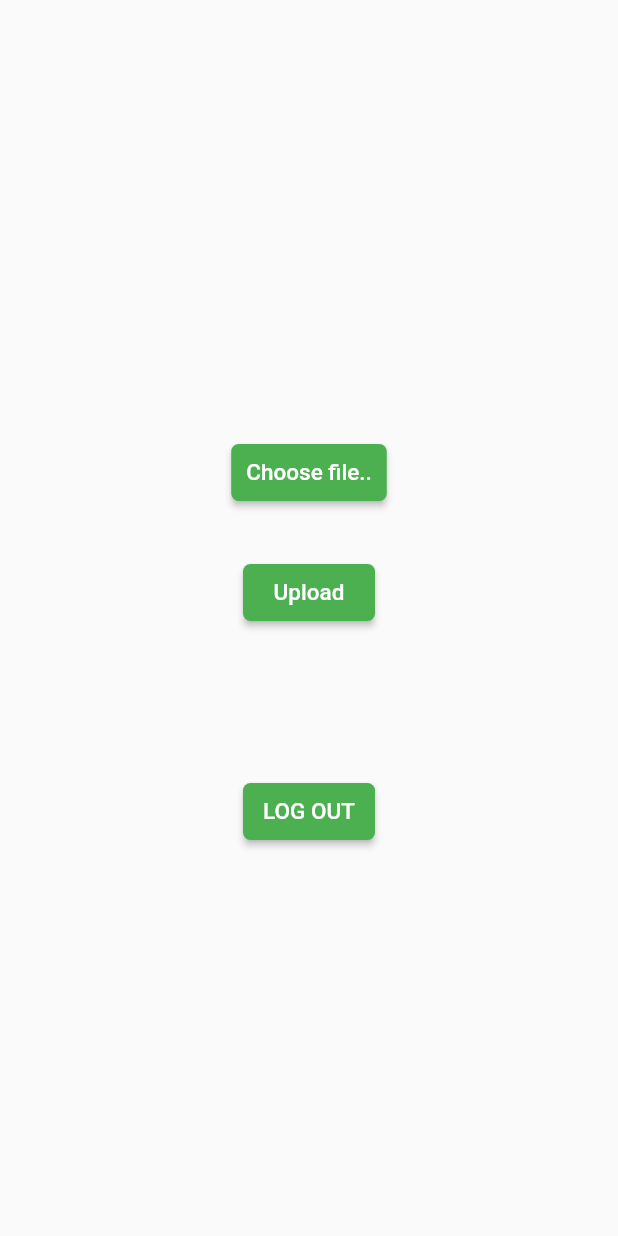
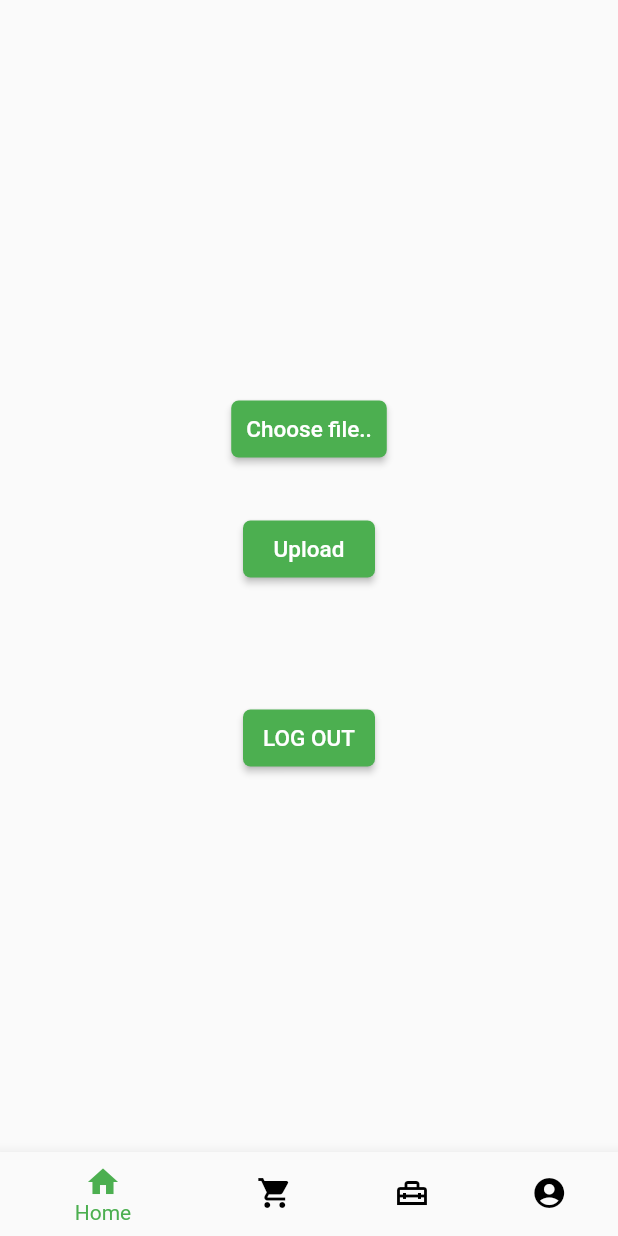
Before and after one commit to tunguyen261/SWD_mobile, a Flutter app: the screen it shows once a user with an empty profile is signed in, on a phone screen of 412 x 824 dp. Run offline on Flutter 3.47's test engine with Material 2 defaults, Android fonts, the phone set to English and light mode, and no system bars; our stand-ins replace file_picker, firebase_auth, firebase_core, firebase_messaging, firebase_storage, google_sign_in; accounts and stored records are empty.

Commit message:
fix bug add nav

```diff
--- a/lib/auth_service.dart
+++ b/lib/auth_service.dart
@@ -33,9 +33,11 @@ class AuthService{
     final credential = GoogleAuthProvider.credential(
       accessToken: googleAuth.accessToken,
       idToken: googleAuth.idToken,
+
     );
+    print("tokenUS: ${googleAuth.idToken}");
+    // Once signed in, return the UserCredential
 
-    // Once signed in, return the UserCredential
     return await FirebaseAuth.instance.signInWithCredential(credential);
   }
 
--- a/lib/pages/home_page.dart
+++ b/lib/pages/home_page.dart
@@ -53,7 +53,7 @@ class _HomePageState extends State<HomePage> {
 
                 ),
               ),
-            const SizedBox(height: 32,),
+            const SizedBox(height: 10,),
 
             MaterialButton(
               padding: const EdgeInsets.all(10),
@@ -97,7 +97,7 @@ class _HomePageState extends State<HomePage> {
                   color: Colors.black87),
             ),
             const SizedBox(
-              height: 30,
+              height: 10,
             ),
             MaterialButton(
               padding: const EdgeInsets.all(10),
@@ -115,6 +115,31 @@ class _HomePageState extends State<HomePage> {
           ],
         ),
       ),
+      bottomNavigationBar: BottomNavigationBar(
+        items: const <BottomNavigationBarItem>[
+          BottomNavigationBarItem(
+            icon: Icon(Icons.home),
+            label: 'Home',
+          ),
+          BottomNavigationBarItem(
+            icon: Icon(Icons.shopping_cart),
+            label: 'Cart',
+          ),
+
+          BottomNavigationBarItem(
+            icon: Icon(Icons.home_repair_service_outlined),
+            label: 'Service',
+          ),
+          BottomNavigationBarItem(
+            icon: Icon(Icons.account_circle),
+            label: 'Profile',
+          ),
+        ],
+        //currentIndex: _selectedIndex,
+        selectedItemColor: Colors.green[500],
+        unselectedItemColor: Colors.black,
+        //onTap: _onItemTapped,
+      ),
     );
 
   }
```
